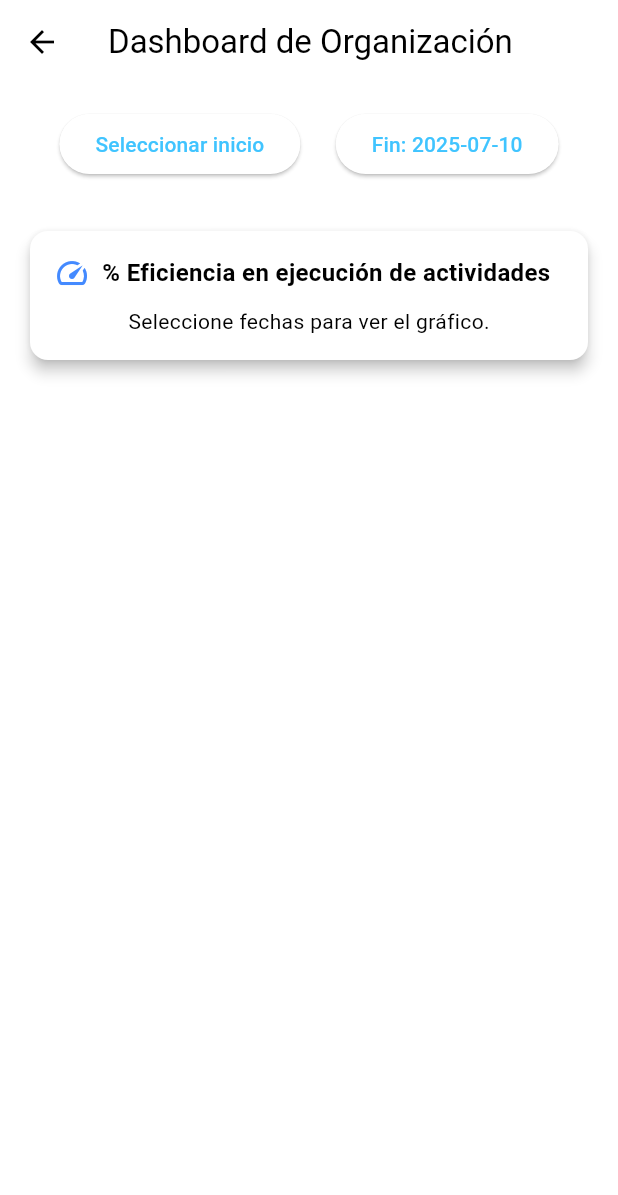
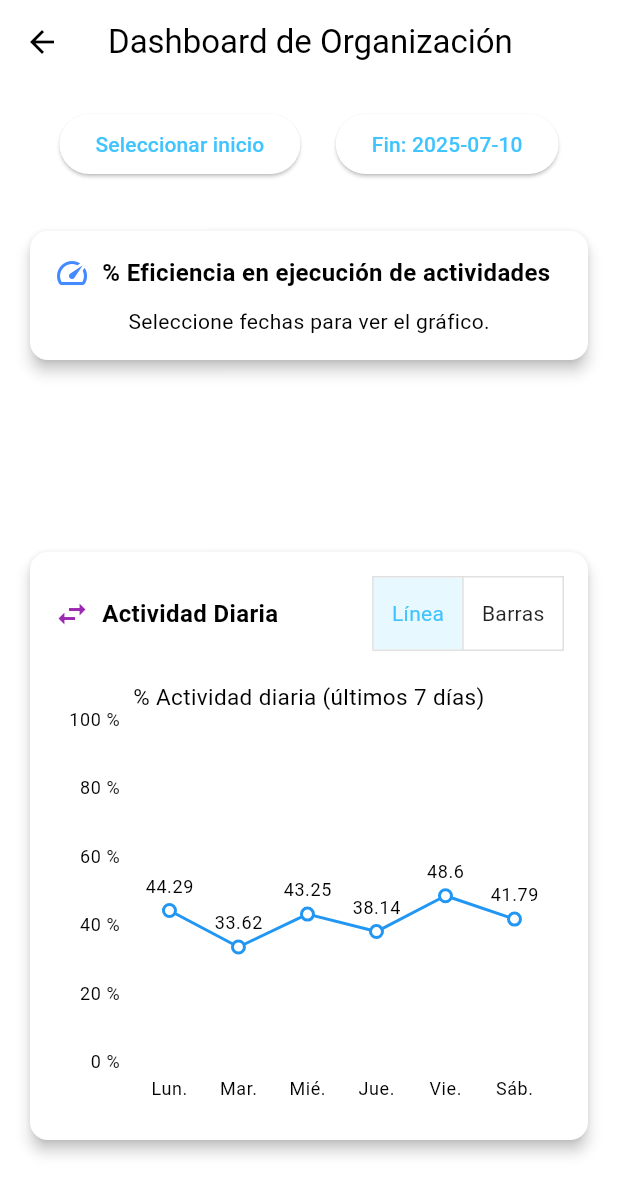
Before and after one commit to RenzoObregonw33/Repositorio-Dart, a Flutter app: the DashboardScreen screen opened directly with empty values, on a phone screen of 412 x 824 dp. Shown: the top 1195 px of the screen. Run offline on Flutter 3.47's test engine with Material 3 defaults, Android fonts, the light colour scheme and no system bars; our stand-ins replace shared_preferences, syncfusion_flutter_charts, syncfusion_flutter_gauges; accounts and stored records are empty.

Commit message:
Se crearon cartas exteriores

```diff
--- /dev/null
+++ b/login/lib/Cards/card_eficiencia.dart
@@ -0,0 +1,50 @@
+import 'package:flutter/material.dart';
+import 'package:login/widgets/grafico_eficiencia.dart';
+
+class CardEficiencia extends StatelessWidget {
+  final double? eficiencia;
+  final bool isLoading;
+  const CardEficiencia({super.key, this.eficiencia, required this.isLoading});
+
+  @override
+  Widget build(BuildContext context) {
+    return Card(
+      elevation: 4,
+      shape: RoundedRectangleBorder(
+        borderRadius: BorderRadius.circular(12),
+      ),
+      child: Padding(
+        padding: const EdgeInsets.all(16.0),
+        child: Column(
+          crossAxisAlignment: CrossAxisAlignment.start,
+          children: [
+            Row(
+              children: [
+                Icon(Icons.speed, color: Colors.blueAccent),
+                const SizedBox(width: 8),
+                Expanded(
+                  child: Text(
+                    '% Eficiencia en ejecución de actividades',
+                    style: TextStyle(
+                      fontSize: 16,
+                      fontWeight: FontWeight.bold,
+                    ),
+                    overflow: TextOverflow.ellipsis,
+                  ),
+                ),
+              ],
+            ),
+            const SizedBox(height: 10),
+            Center(
+              child: isLoading
+                  ? const CircularProgressIndicator()
+                  : eficiencia != null
+                      ? GraficoEficiencia(eficiencia: eficiencia!)
+                      : const Text('Seleccione fechas para ver el gráfico.'),
+            ),
+          ],
+        ),
+      ),
+    );
+  }
+}
--- a/login/lib/screens/dashboard_screen.dart
+++ b/login/lib/screens/dashboard_screen.dart
@@ -3,10 +3,13 @@ import 'dart:convert';                    // Para convertir datos JSON
 import 'package:flutter/material.dart';   // Widgets de Flutter
 import 'package:http/http.dart' as http;  // Cliente HTTP para hacer peticiones
 import 'package:intl/intl.dart';          // Para formatear fechas
-import 'package:login/widgets/grafico_donut.dart';
-import 'package:login/widgets/grafico_eficiencia.dart';
+import 'package:login/Cards/card_barras_horas.dart';
+import 'package:login/Cards/card_donut.dart';
+import 'package:login/Cards/card_eficiencia.dart';
+import 'package:login/Cards/card_embudo.dart';
+import 'package:login/Cards/card_tendencia_hora.dart';
+import 'package:login/widgets/grafico_actividad_diaria.dart';
 import 'package:login/widgets/grafico_embudo.dart'; // Asegúrate de que el archivo se llame así
-import 'package:login/widgets/grafico_barras_horas.dart';
 import 'package:login/widgets/grafico_tendencia_hora.dart';
  // Widget personalizado para mostrar el gráfico
 //import 'package:shared_preferences/shared_preferences.dart';
@@ -37,6 +40,17 @@ class _DashboardScreenState extends State<DashboardScreen> {
   bool isLoading = true; // Booleano que indica si los datos están cargándose. Se usa para mostrar un indicador de progreso.
   DateTime? fechaIni; // Variable para almacenar la fecha de inicio seleccionada por el usuario. `null` inicialmente.
   DateTime? fechaFin; // Variable para almacenar la fecha de fin seleccionada por el usuario. `null` inicialmente.
+
+  bool esLinea = true;
+  List<ActividadDiariaData> actividadData = [
+    ActividadDiariaData('Lun.', 44.29),
+    ActividadDiariaData('Mar.', 33.62),
+    ActividadDiariaData('Mié.', 43.25),
+    ActividadDiariaData('Jue.', 38.14),
+    ActividadDiariaData('Vie.', 48.60),
+    ActividadDiariaData('Sáb.', 41.79),
+  ];
+
 
 // --------- Método para obtener datos de la API ---------
   // Este método es asíncrono (`async`) porque realiza una operación que toma tiempo (una petición de red).
@@ -93,6 +107,7 @@ class _DashboardScreenState extends State<DashboardScreen> {
       // Intenta extraer 'comparativo_horas' de 'eficiencia', si no existe, lo busca directamente en la raíz del cuerpo.
       final comparativo = body['eficiencia']?['comparativo_horas'] ?? body['comparativo_horas'];
       final tendencia = body['tendencia_por_hora'];
+      final actividad = body['actividad_ultimos_dias'];
 
       print('Contenido de cumplimiento: ${body['comparativo_horas']}'); // Impresión de depuración para los datos de cumplimiento.
 
@@ -123,7 +138,6 @@ class _DashboardScreenState extends State<DashboardScreen> {
         print("- Productivas: ${comparativo['productivas']}");
       }
 
-
       if (tendencia != null) {
         final horas = tendencia['labels'] ?? [];
         final valores = tendencia['series'] ?? [];
@@ -132,10 +146,26 @@ class _DashboardScreenState extends State<DashboardScreen> {
           (i) => TendenciaHoraData(horas[i], (valores[i] ?? 0).toDouble()),
         );
         print("📈 Datos de tendencia por hora cargados: ${tendenciaHoras!.length} items");
-      } else {
+      }
+
+      if (actividad != null) {
+        final dias = List<String>.from(actividad['labels'] ?? []);
+        final valores = List<String>.from(actividad['series']?['Total'] ?? []);
+        setState(() {
+          actividadData = List.generate(
+            dias.length,
+            (i) => ActividadDiariaData(
+              dias[i],
+              double.tryParse(valores[i]) ?? 0,
+            ),
+          );
+        });
+        print("✅ Datos de actividad diaria cargados: ${actividadData.length}");
+      }
+
+      else {
         print('⚠️ No se encontró tendencia_por_hora en la respuesta');
       }
-
 
 
       // Actualiza el estado con los nuevos datos.
@@ -230,128 +260,44 @@ class _DashboardScreenState extends State<DashboardScreen> {
               const SizedBox(height: 30),
 
               // ⬇️ CARD DEL GRÁFICO DE EFICIENCIA
-              Card(
-                elevation: 4,
-                shape: RoundedRectangleBorder(
-                  borderRadius: BorderRadius.circular(12),
-                ),
-                child: Padding(
-                  padding: const EdgeInsets.all(16.0),
-                  child: Column(
-                    crossAxisAlignment: CrossAxisAlignment.start,
-                    children: [
-                      Row(
-                        children: [
-                          Icon(Icons.speed, color: Colors.blueAccent),
-                          const SizedBox(width: 8),
-                          Expanded(
-                            child: Text(
-                              '% Eficiencia en ejecución de actividades',
-                              style: TextStyle(
-                                fontSize: 16,
-                                fontWeight: FontWeight.bold,
-                              ),
-                              overflow: TextOverflow.ellipsis,
-                            ),
-                          ),
-                        ],
-                      ),
-                      const SizedBox(height: 10),
-                      Center(
-                        child: isLoading
-                            ? const CircularProgressIndicator()
-                            : eficiencia != null
-                                ? GraficoEficiencia(eficiencia: eficiencia!)
-                                : const Text('Seleccione fechas para ver el gráfico.'),
-                      ),
-                    ],
-                  ),
-                ),
-              ),
+
+              CardEficiencia(eficiencia:eficiencia,isLoading: isLoading),
 
               const SizedBox(height: 30),
 
               // ⬇️ CARD DEL GRÁFICO DE CUMPLIMIENTO (EMBUDO)
+
               if (cumplimientoLaboralData != null)
-                Card(
-                  elevation: 4,
-                  shape: RoundedRectangleBorder(
-                    borderRadius: BorderRadius.circular(12),
-                  ),
-                  child: Padding(
-                    padding: const EdgeInsets.all(16.0),
-                    child: Column(
-                      crossAxisAlignment: CrossAxisAlignment.start,
-                      children: [
-                        Row(
-                          children: [
-                            Icon(Icons.bar_chart, color: Colors.teal),
-                            const SizedBox(width: 8),
-                            Expanded(
-                              child: Text(
-                                'Análisis de Cumplimiento Laboral',
-                                style: TextStyle(
-                                  fontSize: 16,
-                                  fontWeight: FontWeight.bold,
-                                ),
-                                overflow: TextOverflow.ellipsis,
-                              ),
-                            ),
-                          ],
-                        ),
-                        const SizedBox(height: 10),
-                        cumplimientoLaboralData!.isNotEmpty
-                        ? GraficoEmbudo(data: cumplimientoLaboralData!)
-                        : const Text('No hay datos suficientes para mostrar el gráfico.'),
-                      ],
-                    ),
-                  ),
-                ),
+
+                CardEmbudo(cumplimientoLaboralData: cumplimientoLaboralData!),
 
               const SizedBox(height: 30),
 
-              // 🟣 Gráfico Donut
+              // 🟣 GRÁFICO DONUT
+
               if (horasProductivas != null && horasNoProductivas != null)
-                Card(
-                  elevation: 4,
-                  shape: RoundedRectangleBorder(
-                    borderRadius: BorderRadius.circular(12),
-                  ),
-                  child: Padding(
-                    padding: const EdgeInsets.all(16.0),
-                    child: Column(
-                      crossAxisAlignment: CrossAxisAlignment.start,
-                      children: [
-                        Row(
-                          children: [
-                            Icon(Icons.filter_alt, color: Colors.deepPurple),
-                            const SizedBox(width: 8),
-                            Expanded(
-                              child: Text(
-                                'Distribución de Actividad Laboral',
-                                style: TextStyle(
-                                  fontSize: 16,
-                                  fontWeight: FontWeight.bold,
-                                ),
-                                overflow: TextOverflow.ellipsis,
-                              ),
-                            ),
-                          ],
-                        ),
-                        const SizedBox(height: 10),
-                        GraficoDonut(
-                          productivas: horasProductivas!,
-                          noProductivas: horasNoProductivas!,
-                        ),
-                      ],
-                    ),
-                  ),
-                ),
+
+                CardDonut(horasProductivas: horasProductivas, horasNoProductivas: horasNoProductivas),
 
               const SizedBox(height: 20),
 
-              // 📘 Gráfico de Barras Horas Programadas
+              // 📘 GRÁFICO DE BARRAS HORAS PROGRAMADAS
+
               if (programadas != null && presencia != null && productivas != null)
+
+                CardBarrasHoras(programadas: programadas,presencia: presencia,productivas: productivas,),
+
+              const SizedBox(height: 20),
+
+              // 🔶 GRÁFICO DE TENDENCIA POR HORAS
+
+              if (tendenciaHoras != null && tendenciaHoras!.isNotEmpty)
+
+                CardTendenciaHora(tendenciaHoras: tendenciaHoras!),
+
+              const SizedBox(height: 20),
+
+              if (actividadData.isNotEmpty)
                 Card(
                   elevation: 4,
                   shape: RoundedRectangleBorder(borderRadius: BorderRadius.circular(12)),
@@ -361,67 +307,42 @@ class _DashboardScreenState extends State<DashboardScreen> {
                       crossAxisAlignment: CrossAxisAlignment.start,
                       children: [
                         Row(
-                          children: const [
-                            Icon(Icons.schedule, color: Colors.indigo),
-                            SizedBox(width: 8),
-                            Expanded(
-                              child: Text(
-                                'Grado de Ejecución de Horas Programadas',
-                                style: TextStyle(fontSize: 16, fontWeight: FontWeight.bold),
-                                overflow: TextOverflow.ellipsis,
-                              ),
+                          children: [
+                            const Icon(Icons.swap_horiz, color: Colors.purple),
+                            const SizedBox(width: 8),
+                            const Text(
+                              'Actividad Diaria',
+                              style: TextStyle(fontSize: 16, fontWeight: FontWeight.bold),
+                            ),
+                            const Spacer(),
+                            ToggleButtons(
+                              isSelected: [esLinea, !esLinea],
+                              onPressed: (index) {
+                                setState(() {
+                                  esLinea = index == 0;
+                                });
+                              },
+                              children: const [
+                                Padding(
+                                  padding: EdgeInsets.symmetric(horizontal: 12),
+                                  child: Text('Línea'),
+                                ),
+                                Padding(
+                                  padding: EdgeInsets.symmetric(horizontal: 12),
+                                  child: Text('Barras'),
+                                ),
+                              ],
                             ),
                           ],
                         ),
-                        const SizedBox(height: 20),
-                        GraficoBarrasHoras(
-                          programadas: programadas!,
-                          presencia: presencia!,
-                          productivas: productivas!,
-                        )
+                        const SizedBox(height: 10),
+                        GraficoActividadDiaria(data: actividadData, esLinea: esLinea),
                       ],
                     ),
                   ),
                 ),
 
-              const SizedBox(height: 20),
-
-               // 🔶 Gráfico de tendencia por hora
-              if (tendenciaHoras != null && tendenciaHoras!.isNotEmpty)
-                Card(
-                  elevation: 4,
-                  shape: RoundedRectangleBorder(
-                    borderRadius: BorderRadius.circular(12),
-                  ),
-                  child: Padding(
-                    padding: const EdgeInsets.all(16.0),
-                    child: Column(
-                      crossAxisAlignment: CrossAxisAlignment.start,
-                      children: [
-                        Row(
-                          children: [
-                            Icon(Icons.show_chart, color: Colors.orange),
-                            const SizedBox(width: 8),
-                            Expanded(
-                              child: Text(
-                                'Tendencia de Actividad por Hora',
-                                style: TextStyle(
-                                  fontSize: 16,
-                                  fontWeight: FontWeight.bold,
-                                ),
-                                overflow: TextOverflow.ellipsis,
-                              ),
-                            ),
-                          ],
-                        ),
-                        const SizedBox(height: 10),
-                        GraficoTendenciaHoras(data: tendenciaHoras!),
-                      ],
-                    ),
-                  ),
-                ),
             ],
-
           ),
         ),
       ),
--- /dev/null
+++ b/login/lib/widgets/grafico_actividad_diaria.dart
@@ -0,0 +1,53 @@
+// ✅ FILE: widgets/grafico_actividad_diaria.dart
+
+import 'package:flutter/material.dart';
+import 'package:syncfusion_flutter_charts/charts.dart';
+
+class ActividadDiariaData {
+  final String dia;
+  final double porcentaje;
+
+  ActividadDiariaData(this.dia, this.porcentaje);
+}
+
+class GraficoActividadDiaria extends StatelessWidget {
+  final List<ActividadDiariaData> data;
+  final bool esLinea;
+
+  const GraficoActividadDiaria({super.key, required this.data, required this.esLinea});
+
+  @override
+  Widget build(BuildContext context) {
+    return SfCartesianChart(
+      title: ChartTitle(text: '% Actividad diaria (últimos 7 días)'),
+      primaryXAxis: CategoryAxis(),
+      primaryYAxis: NumericAxis(
+        minimum: 0,
+        maximum: 100,
+        interval: 20,
+        labelFormat: '{value} %',
+      ),
+      tooltipBehavior: TooltipBehavior(enable: true),
+      series: esLinea
+          ? <LineSeries<ActividadDiariaData, String>>[
+              LineSeries<ActividadDiariaData, String>(
+                dataSource: data,
+                xValueMapper: (d, _) => d.dia,
+                yValueMapper: (d, _) => d.porcentaje,
+                markerSettings: const MarkerSettings(isVisible: true),
+                dataLabelSettings: const DataLabelSettings(isVisible: true),
+                color: Colors.blue,
+              )
+            ]
+          : <ColumnSeries<ActividadDiariaData, String>>[
+              ColumnSeries<ActividadDiariaData, String>(
+                dataSource: data,
+                xValueMapper: (d, _) => d.dia,
+                yValueMapper: (d, _) => d.porcentaje,
+                dataLabelSettings: const DataLabelSettings(isVisible: true),
+                color: Colors.blue,
+              )
+            ],
+    );
+  }
+}
```
Also changed, not shown: login/lib/Cards/card_barras_horas.dart (added, +44 -0 lines), login/lib/Cards/card_donut.dart (added, +47 -0 lines), login/lib/Cards/card_embudo.dart (added, +45 -0 lines), login/lib/Cards/card_tendencia_hora.dart (added, +43 -0 lines).
